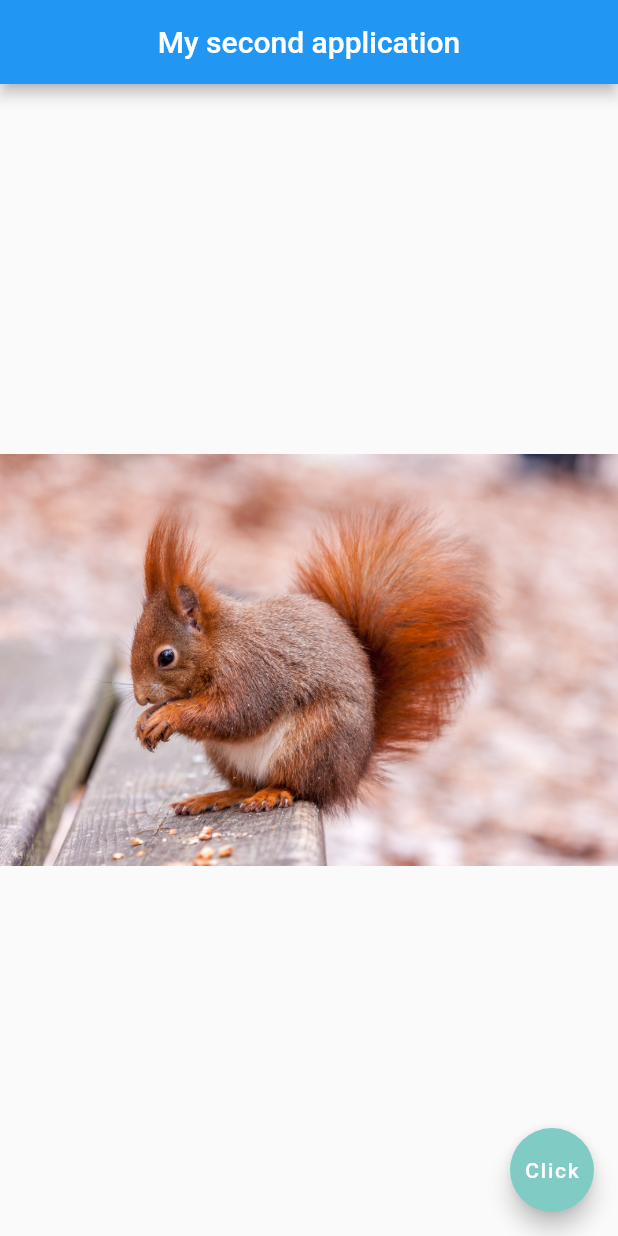
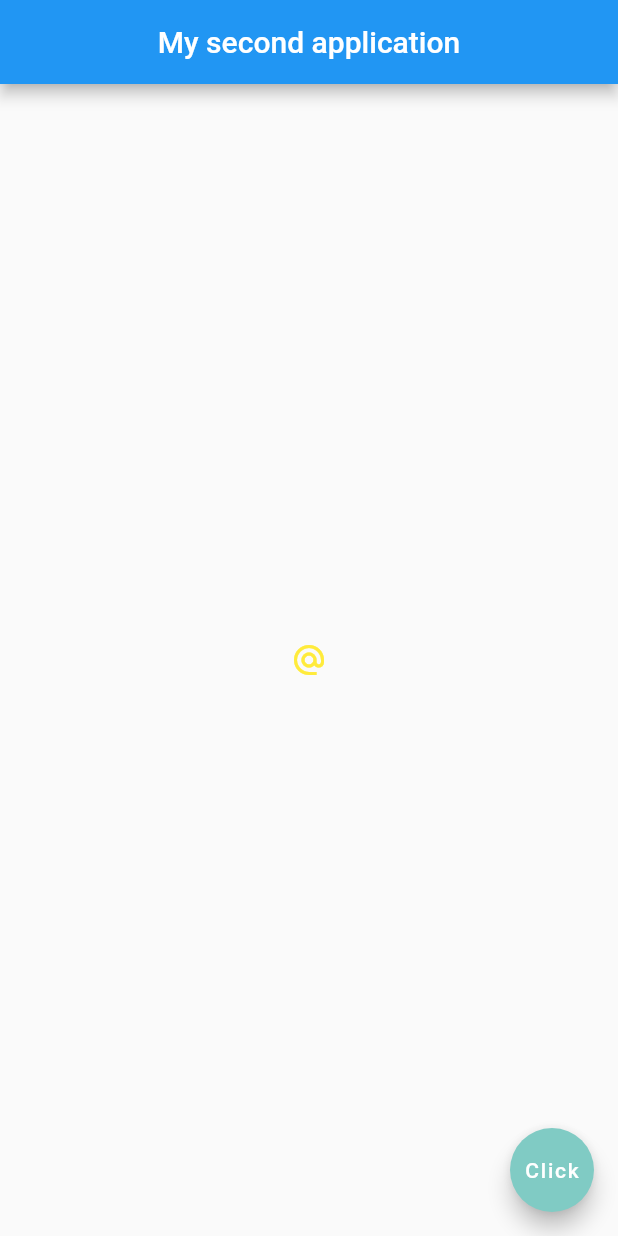
Before and after one commit to chirambaht/Flutter-Example-World-Time-App, a Flutter app: the screen it shows after launch, on a phone screen of 412 x 824 dp. Run offline on Flutter 3.47's test engine with Material 2 defaults, Android fonts, the phone set to English and light mode, and no system bars.

Commit message:
End of buttons and Icons

```diff
--- a/lib/main.dart
+++ b/lib/main.dart
@@ -15,8 +15,10 @@ class Home extends StatelessWidget {
         centerTitle: true,
       ),
       body: Center(
-        child: Image.asset('assets/images/sq3.jpg'),
-      ),
+          child: IconButton(
+              onPressed: () {},
+              icon: Icon(Icons.alternate_email),
+              color: Colors.yellow)),
       floatingActionButton: FloatingActionButton(
         child: Text('Click'),
         onPressed: () {},
```
